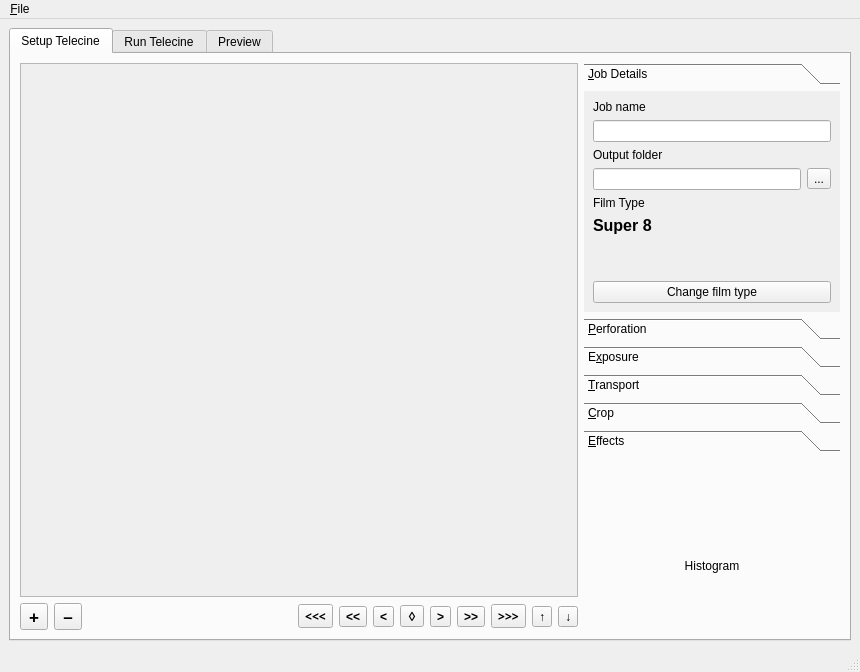
Above: rpiTelecine/ui/telecineui.ui from Alexamder/rpitelecine before the change. Below: the same form after it.
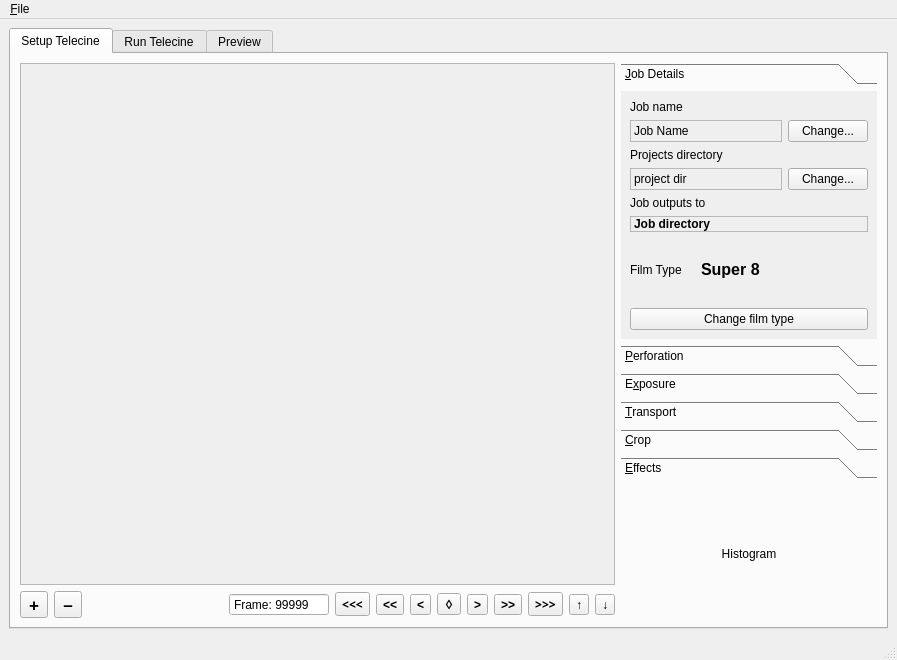
That is the form after the change.

Commit message: Further GUI work - default settings

```diff
--- a/rpiTelecine/ui/telecineui.ui
+++ b/rpiTelecine/ui/telecineui.ui
@@ -6,8 +6,8 @@
    <rect>
     <x>0</x>
     <y>0</y>
-    <width>860</width>
-    <height>672</height>
+    <width>897</width>
+    <height>660</height>
    </rect>
   </property>
   <property name="windowTitle">
@@ -49,7 +49,7 @@
               <rect>
                <x>0</x>
                <y>0</y>
-               <width>568</width>
+               <width>577</width>
                <height>461</height>
               </rect>
              </property>
@@ -135,6 +135,28 @@
               </property>
              </spacer>
             </item>
+            <item>
+             <widget class="QSpinBox" name="spinFrameNum">
+              <property name="minimumSize">
+               <size>
+                <width>100</width>
+                <height>0</height>
+               </size>
+              </property>
+              <property name="buttonSymbols">
+               <enum>QAbstractSpinBox::NoButtons</enum>
+              </property>
+              <property name="prefix">
+               <string>Frame: </string>
+              </property>
+              <property name="maximum">
+               <number>99999</number>
+              </property>
+              <property name="value">
+               <number>99999</number>
+              </property>
+             </widget>
+            </item>
             <item>
              <widget class="QToolButton" name="btnBackLong">
               <property name="font">
@@ -305,16 +327,22 @@
            </property>
            <item>
             <widget class="QToolBox" name="toolBox">
+             <property name="sizePolicy">
+              <sizepolicy hsizetype="Maximum" vsizetype="Maximum">
+               <horstretch>0</horstretch>
+               <verstretch>0</verstretch>
+              </sizepolicy>
+             </property>
              <property name="minimumSize">
               <size>
-               <width>215</width>
-               <height>364</height>
+               <width>256</width>
+               <height>300</height>
               </size>
              </property>
              <property name="maximumSize">
               <size>
                <width>256</width>
-               <height>390</height>
+               <height>16777215</height>
               </size>
              </property>
              <property name="frameShape">
@@ -328,8 +356,8 @@
                <rect>
                 <x>0</x>
                 <y>0</y>
-                <width>246</width>
-                <height>205</height>
+                <width>240</width>
+                <height>229</height>
                </rect>
               </property>
               <attribute name="label">
@@ -347,50 +375,148 @@
                 </widget>
                </item>
                <item>
-                <widget class="QLineEdit" name="editJob"/>
+                <layout class="QHBoxLayout" name="horizontalLayout_7">
+                 <item>
+                  <widget class="QLabel" name="lblJobName">
+                   <property name="frameShape">
+                    <enum>QFrame::StyledPanel</enum>
+                   </property>
+                   <property name="frameShadow">
+                    <enum>QFrame::Sunken</enum>
+                   </property>
+                   <property name="text">
+                    <string>Job Name</string>
+                   </property>
+                  </widget>
+                 </item>
+                 <item>
+                  <widget class="QPushButton" name="btnChangeJobName">
+                   <property name="maximumSize">
+                    <size>
+                     <width>80</width>
+                     <height>16777215</height>
+                    </size>
+                   </property>
+                   <property name="text">
+                    <string>Change...</string>
+                   </property>
+                  </widget>
+                 </item>
+                </layout>
                </item>
                <item>
                 <widget class="QLabel" name="lblOutputFolder">
                  <property name="text">
-                  <string>Output folder</string>
+                  <string>Projects directory</string>
                  </property>
                 </widget>
                </item>
                <item>
                 <layout class="QHBoxLayout" name="horizontalLayout_5">
                  <item>
-                  <widget class="QLineEdit" name="editOutputFolder"/>
+                  <widget class="QLabel" name="lblProjectDir">
+                   <property name="frameShape">
+                    <enum>QFrame::StyledPanel</enum>
+                   </property>
+                   <property name="frameShadow">
+                    <enum>QFrame::Sunken</enum>
+                   </property>
+                   <property name="text">
+                    <string>project dir</string>
+                   </property>
+                  </widget>
                  </item>
                  <item>
-                  <widget class="QToolButton" name="btnChooseFolder">
+                  <widget class="QPushButton" name="btnChooseDir">
+                   <property name="maximumSize">
+                    <size>
+                     <width>80</width>
+                     <height>16777215</height>
+                    </size>
+                   </property>
                    <property name="text">
-                    <string>...</string>
+                    <string>Change...</string>
                    </property>
                   </widget>
                  </item>
                 </layout>
                </item>
                <item>
-                <widget class="QLabel" name="lblFilmTypeHeading">
+                <widget class="QLabel" name="label_3">
                  <property name="text">
-                  <string>Film Type</string>
+                  <string>Job outputs to</string>
                  </property>
                 </widget>
                </item>
                <item>
-                <widget class="QLabel" name="lblFilmType">
+                <widget class="QLabel" name="lblJobDir">
                  <property name="font">
                   <font>
-                   <pointsize>12</pointsize>
                    <weight>75</weight>
                    <bold>true</bold>
                   </font>
                  </property>
+                 <property name="frameShape">
+                  <enum>QFrame::StyledPanel</enum>
+                 </property>
+                 <property name="frameShadow">
+                  <enum>QFrame::Sunken</enum>
+                 </property>
                  <property name="text">
-                  <string>Super 8</string>
+                  <string>Job directory</string>
                  </property>
                 </widget>
                </item>
+               <item>
+                <spacer name="verticalSpacer_8">
+                 <property name="orientation">
+                  <enum>Qt::Vertical</enum>
+                 </property>
+                 <property name="sizeHint" stdset="0">
+                  <size>
+                   <width>20</width>
+                   <height>40</height>
+                  </size>
+                 </property>
+                </spacer>
+               </item>
+               <item>
+                <layout class="QHBoxLayout" name="horizontalLayout_6">
+                 <item>
+                  <widget class="QLabel" name="lblFilmTypeHeading">
+                   <property name="sizePolicy">
+                    <sizepolicy hsizetype="Minimum" vsizetype="Preferred">
+                     <horstretch>0</horstretch>
+                     <verstretch>0</verstretch>
+                    </sizepolicy>
+                   </property>
+                   <property name="maximumSize">
+                    <size>
+                     <width>65</width>
+                     <height>16777215</height>
+                    </size>
+                   </property>
+                   <property name="text">
+                    <string>Film Type</string>
+                   </property>
+                  </widget>
+                 </item>
+                 <item>
+                  <widget class="QLabel" name="lblFilmType">
+                   <property name="font">
+                    <font>
+                     <pointsize>12</pointsize>
+                     <weight>75</weight>
+                     <bold>true</bold>
+                    </font>
+                   </property>
+                   <property name="text">
+                    <string>Super 8</string>
+                   </property>
+                  </widget>
+                 </item>
+                </layout>
+               </item>
                <item>
                 <spacer name="verticalSpacer_3">
                  <property name="orientation">
@@ -1429,8 +1555,8 @@
     <rect>
      <x>0</x>
      <y>0</y>
-     <width>860</width>
-     <height>20</height>
+     <width>897</width>
+     <height>19</height>
     </rect>
    </property>
    <widget class="QMenu" name="menu_File">
```
Left out of the diff: 30 changed lines with no effect on the pictures. The commit also changes 7 other files.
